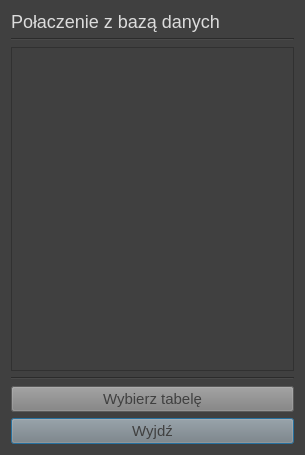
Before: the Qt Designer form ZIIBD/DBConnectionProject/DBConnection/dialog.ui in jkrolik1/school, drawn with Qt 5.
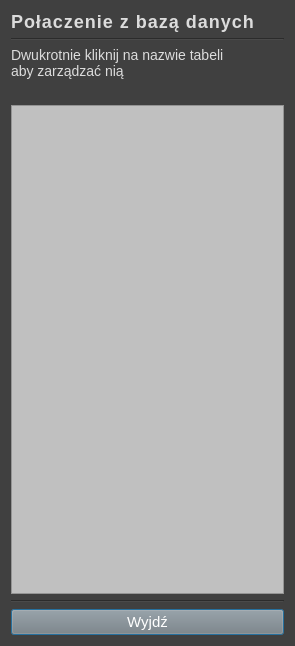
After: the same form once the commit is applied.

Commit message: Some big changes, exits, basic layout, responsive etc

```diff
--- a/ZIIBD/DBConnectionProject/DBConnection/dialog.ui
+++ b/ZIIBD/DBConnectionProject/DBConnection/dialog.ui
@@ -6,8 +6,8 @@
    <rect>
     <x>0</x>
     <y>0</y>
-    <width>305</width>
-    <height>455</height>
+    <width>295</width>
+    <height>646</height>
    </rect>
   </property>
   <property name="windowTitle">
@@ -17,27 +17,42 @@
    <string notr="true">background-color: rgb(64,64,64);</string>
   </property>
   <layout class="QGridLayout" name="gridLayout">
-   <item row="3" column="0">
+   <item row="5" column="0">
     <widget class="Line" name="line_2">
      <property name="orientation">
       <enum>Qt::Horizontal</enum>
      </property>
     </widget>
    </item>
-   <item row="2" column="0">
+   <item row="3" column="0">
+    <spacer name="horizontalSpacer">
+     <property name="orientation">
+      <enum>Qt::Horizontal</enum>
+     </property>
+     <property name="sizeHint" stdset="0">
+      <size>
+       <width>40</width>
+       <height>20</height>
+      </size>
+     </property>
+    </spacer>
+   </item>
+   <item row="4" column="0">
     <widget class="QTableView" name="tableView">
      <property name="styleSheet">
-      <string notr="true">background-color: 	rgb(64,64,64);
+      <string notr="true">background-color: 	rgb(192,192,192);
 </string>
      </property>
     </widget>
    </item>
-   <item row="5" column="0">
+   <item row="6" column="0">
     <widget class="QPushButton" name="pushButton">
      <property name="styleSheet">
       <string notr="true">font-size: 15px;
 background-color: rgb(128,128,128);
-color: 	rgb(64,64,64);</string>
+color: 	white;
+
+</string>
      </property>
      <property name="text">
       <string>Wyjdź</string>
@@ -48,25 +63,15 @@
     <widget class="QLabel" name="label">
      <property name="styleSheet">
       <string notr="true">font-size: 18px;
-color: rgb(220,220,220);</string>
+color: rgb(220,220,220);
+font-weight: bold;
+letter-spacing: 1px;</string>
      </property>
      <property name="text">
       <string>Połaczenie z bazą danych</string>
      </property>
     </widget>
    </item>
-   <item row="4" column="0">
-    <widget class="QPushButton" name="pushButton_2">
-     <property name="styleSheet">
-      <string notr="true">font-size: 15px;
-background-color: rgb(128,128,128);
-color: 	rgb(64,64,64);</string>
-     </property>
-     <property name="text">
-      <string>Wybierz tabelę</string>
-     </property>
-    </widget>
-   </item>
    <item row="1" column="0">
     <widget class="Line" name="line">
      <property name="orientation">
@@ -74,6 +79,18 @@
      </property>
     </widget>
    </item>
+   <item row="2" column="0">
+    <widget class="QLabel" name="label_2">
+     <property name="styleSheet">
+      <string notr="true">font-size: 14px;
+color: rgb(220,220,220);</string>
+     </property>
+     <property name="text">
+      <string>Dwukrotnie kliknij na nazwie tabeli 
+aby zarządzać nią</string>
+     </property>
+    </widget>
+   </item>
   </layout>
  </widget>
  <resources/>
```
The commit also changes 7 other files.
